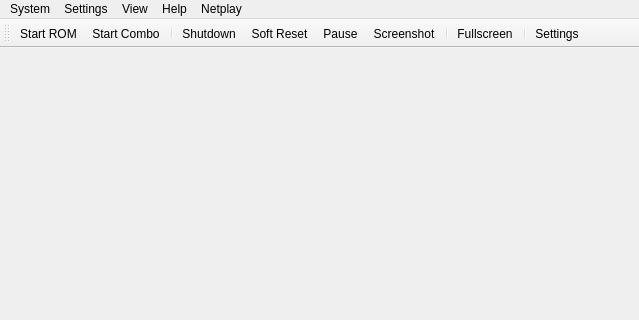
MarioPartyNetplay/Mupen-MPN, file Source/RMG/UserInterface/MainWindow.ui: the form before one commit; both pictures show x 0 to 639 and y 0 to 320 of the 639 by 543 pixel window.
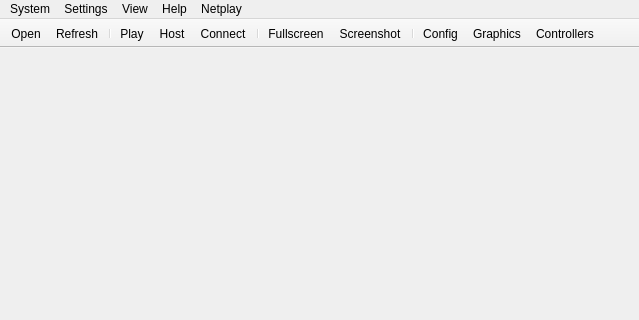
The form after the commit. Icons and pictures are not drawn.

```diff
--- a/Source/RMG/UserInterface/MainWindow.ui
+++ b/Source/RMG/UserInterface/MainWindow.ui
@@ -166,11 +166,20 @@
   </widget>
   <widget class="QStatusBar" name="statusbar"/>
   <widget class="QToolBar" name="toolBar">
+   <property name="enabled">
+    <bool>true</bool>
+   </property>
    <property name="windowTitle">
     <string>toolBar</string>
    </property>
    <property name="movable">
-    <bool>true</bool>
+    <bool>false</bool>
+   </property>
+   <property name="iconSize">
+    <size>
+     <width>32</width>
+     <height>32</height>
+    </size>
    </property>
    <property name="toolButtonStyle">
     <enum>Qt::ToolButtonTextUnderIcon</enum>
@@ -184,17 +193,19 @@
    <attribute name="toolBarBreak">
     <bool>false</bool>
    </attribute>
-   <addaction name="action_System_StartRom"/>
-   <addaction name="action_System_OpenCombo"/>
+   <addaction name="action_System_StartRom2"/>
+   <addaction name="action_View_RefreshRoms2"/>
    <addaction name="separator"/>
-   <addaction name="action_System_Shutdown"/>
-   <addaction name="action_System_SoftReset"/>
-   <addaction name="action_System_Pause"/>
-   <addaction name="action_System_Screenshot"/>
+   <addaction name="action_System_StartRom3"/>
+   <addaction name="action_Create_Room"/>
+   <addaction name="action_Join_Room"/>
    <addaction name="separator"/>
-   <addaction name="action_View_Fullscreen"/>
+   <addaction name="action_View_Fullscreen2"/>
+   <addaction name="action_System_Screenshot2"/>
    <addaction name="separator"/>
-   <addaction name="action_Settings_Settings"/>
+   <addaction name="action_Settings_Settings2"/>
+   <addaction name="action_Settings_Graphics2"/>
+   <addaction name="action_Settings_Input2"/>
   </widget>
   <action name="action_System_StartRom">
    <property name="icon">
@@ -205,6 +216,69 @@
     <string>Start ROM</string>
    </property>
   </action>
+  <action name="action_View_Fullscreen2">
+   <property name="icon">
+    <iconset theme="fullscreen-mpn">
+     <normaloff>.</normaloff>.</iconset>
+   </property>
+   <property name="text">
+    <string>Fullscreen</string>
+   </property>
+  </action>
+  <action name="action_Settings_Settings2">
+   <property name="icon">
+    <iconset theme="settings-mpn">
+     <normaloff>.</normaloff>.</iconset>
+   </property>
+   <property name="text">
+    <string>Config</string>
+   </property>
+  </action>
+  <action name="action_Settings_Graphics2">
+   <property name="icon">
+    <iconset theme="graphics-mpn">
+     <normaloff>.</normaloff>.</iconset>
+   </property>
+   <property name="text">
+    <string>Graphics</string>
+   </property>
+  </action>
+  <action name="action_Settings_Input2">
+   <property name="icon">
+    <iconset theme="controller-mpn">
+     <normaloff>.</normaloff>.</iconset>
+   </property>
+   <property name="text">
+    <string>Controllers</string>
+   </property>
+  </action>
+  <action name="action_System_Screenshot2">
+   <property name="icon">
+    <iconset theme="screenshot-mpn">
+     <normaloff>.</normaloff>.</iconset>
+   </property>
+   <property name="text">
+    <string>Screenshot</string>
+   </property>
+  </action>
+  <action name="action_System_StartRom2">
+   <property name="icon">
+    <iconset theme="open-mpn">
+     <normaloff>.</normaloff>.</iconset>
+   </property>
+   <property name="text">
+    <string>Open</string>
+   </property>
+  </action>
+  <action name="action_View_RefreshRoms2">
+   <property name="icon">
+    <iconset theme="refresh-mpn">
+     <normaloff>.</normaloff>.</iconset>
+   </property>
+   <property name="text">
+    <string>Refresh</string>
+   </property>
+  </action>
   <action name="action_System_OpenCombo">
    <property name="icon">
     <iconset theme="file-line">
@@ -214,6 +288,15 @@
     <string>Start Combo</string>
    </property>
   </action>
+  <action name="action_System_StartRom3">
+   <property name="icon">
+    <iconset theme="local-play-mpn">
+     <normaloff>.</normaloff>.</iconset>
+   </property>
+   <property name="text">
+    <string>Play</string>
+   </property>
+  </action>
   <action name="action_System_Shutdown">
    <property name="icon">
     <iconset theme="shut-down-line">
@@ -232,6 +315,15 @@
     <string>Soft Reset</string>
    </property>
   </action>
+  <action name="action_Create_Room">
+   <property name="icon">
+    <iconset theme="online-play-mpn">
+     <normaloff>.</normaloff>.</iconset>
+   </property>
+   <property name="text">
+    <string>Host</string>
+   </property>
+  </action>
   <action name="action_System_HardReset">
    <property name="icon">
     <iconset theme="restart-line">
@@ -241,16 +333,13 @@
     <string>Hard Reset</string>
    </property>
   </action>
-  <action name="action_System_Pause">
-   <property name="checkable">
-    <bool>true</bool>
-   </property>
+  <action name="action_Join_Room">
    <property name="icon">
     <iconset theme="pause-line">
      <normaloff>.</normaloff>.</iconset>
    </property>
    <property name="text">
-    <string>Pause</string>
+    <string>Connect</string>
    </property>
   </action>
   <action name="action_System_Screenshot">
```
Left out of the diff: 27 changed lines with no effect on the pictures.
